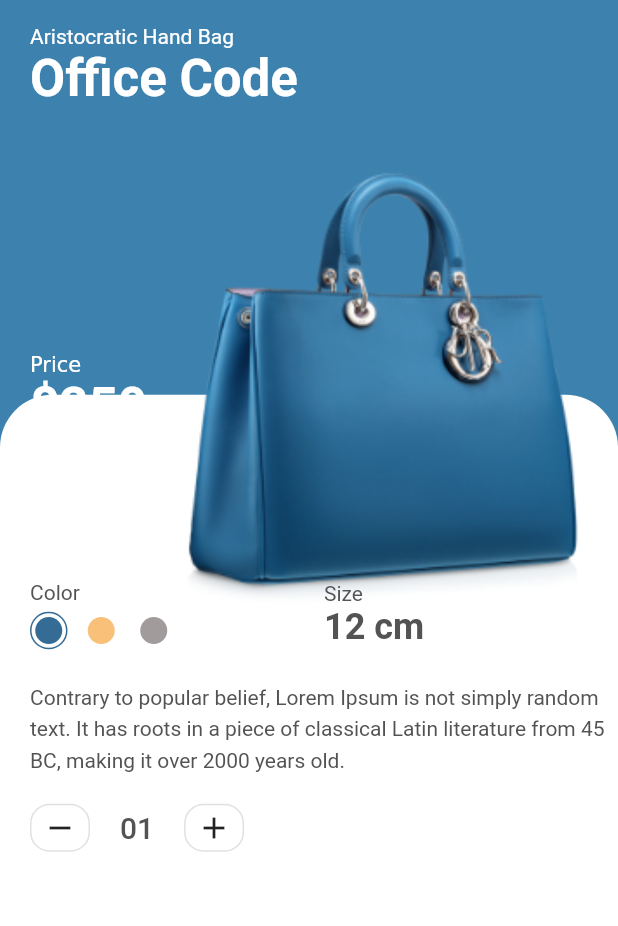
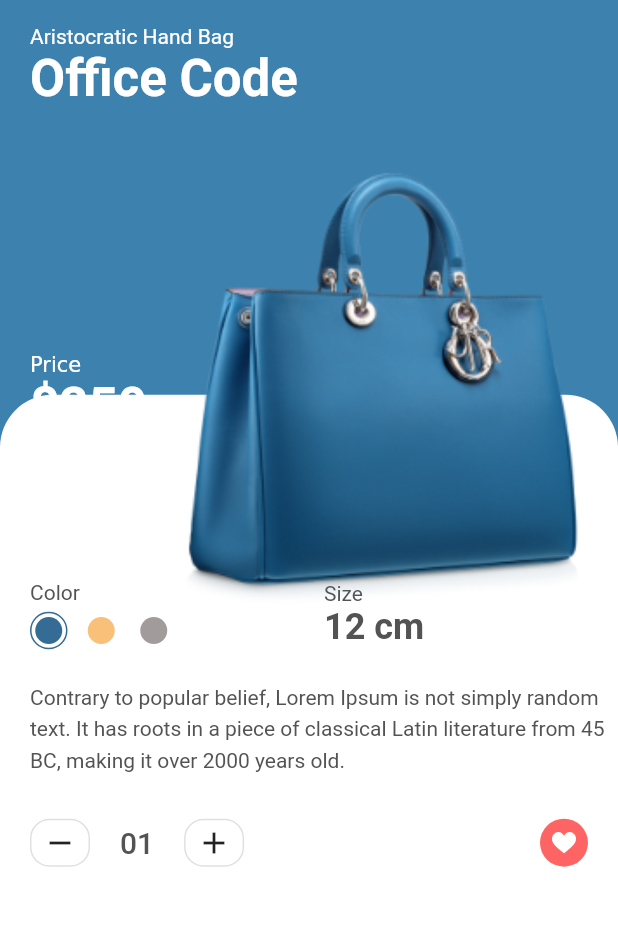
Before and after one commit to parthit/FlutterAppDev, a Flutter app: the DetailsScreen screen opened directly with sample values from the repository, on a phone screen of 412 x 824 dp, the part 60-986 px from its top. Run offline on Flutter 3.47's test engine with Material 2 defaults, Android fonts, the phone set to English and light mode, and no system bars; our stand-ins replace flutter_svg.

Commit message:
Created a fav button and moved it along with cart increment to new file'

```diff
--- /dev/null
+++ b/shopping_bag_ui/lib/screen/details/components/counter_with_fav_button.dart
@@ -0,0 +1,32 @@
+import 'package:flutter/material.dart';
+import 'package:flutter_svg/flutter_svg.dart';
+import 'package:shopping_bag_ui/constants.dart';
+
+import 'cart_counter.dart';
+
+class CounterWithFavBtn extends StatelessWidget {
+  const CounterWithFavBtn({
+    Key key,
+  }) : super(key: key);
+
+  @override
+  Widget build(BuildContext context) {
+    return Row(
+      mainAxisAlignment: MainAxisAlignment.spaceBetween,
+      children: <Widget>[
+        CartCounter(),
+        Container(
+          padding: EdgeInsets.all(8),
+          height: 32,
+          width: 32,
+          margin: EdgeInsets.only(right: kDefaultPadding),
+          decoration: BoxDecoration(
+            color: Color(0xFFFF6464),
+            shape: BoxShape.circle,
+          ),
+          child: SvgPicture.asset("assets/icons/heart.svg"),
+        )
+      ],
+    );
+  }
+}
--- a/shopping_bag_ui/lib/screen/details/components/details_body.dart
+++ b/shopping_bag_ui/lib/screen/details/components/details_body.dart
@@ -1,6 +1,7 @@
 import "package:flutter/material.dart";
 import 'package:shopping_bag_ui/constants.dart';
 import 'package:shopping_bag_ui/models/product.dart';
+import 'package:shopping_bag_ui/screen/details/components/counter_with_fav_button.dart';
 
 import 'ColorAndSize.dart';
 import 'ProductTitleWithImage.dart';
@@ -35,7 +36,8 @@ class DetailsBody extends StatelessWidget {
                     children: <Widget>[
                       ColorAndSize(product: product),
                       Description(product: product),
-                      CartCounter()
+                      SizedBox(height: kDefaultPadding/2,),
+                      CounterWithFavBtn(),
                     ],
                   ),
                 ),
```
